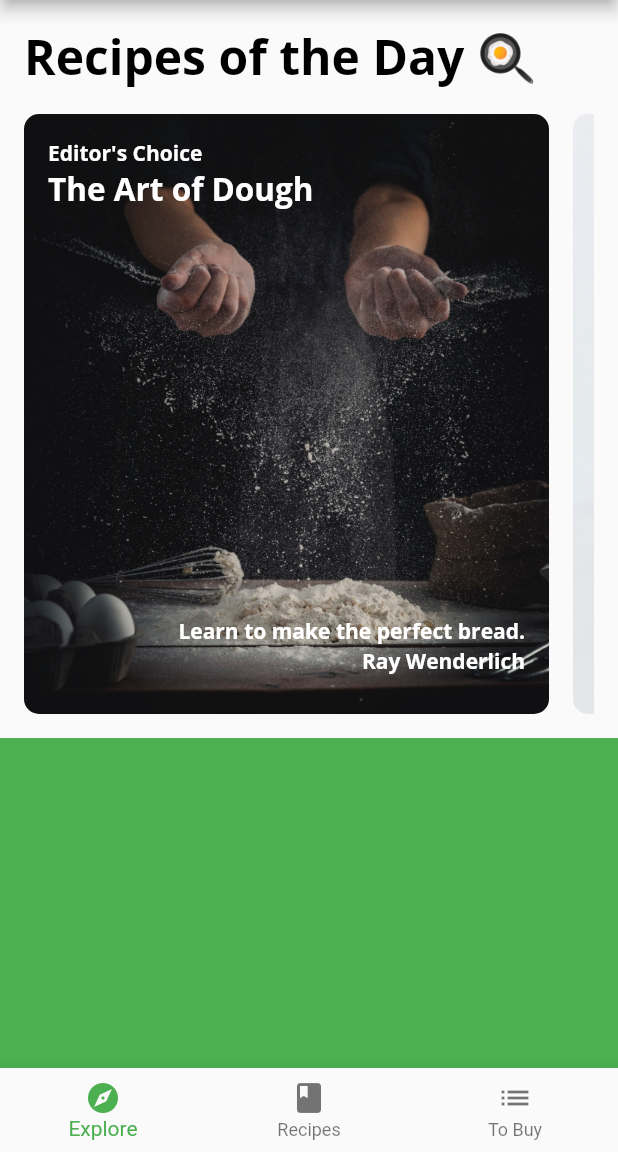
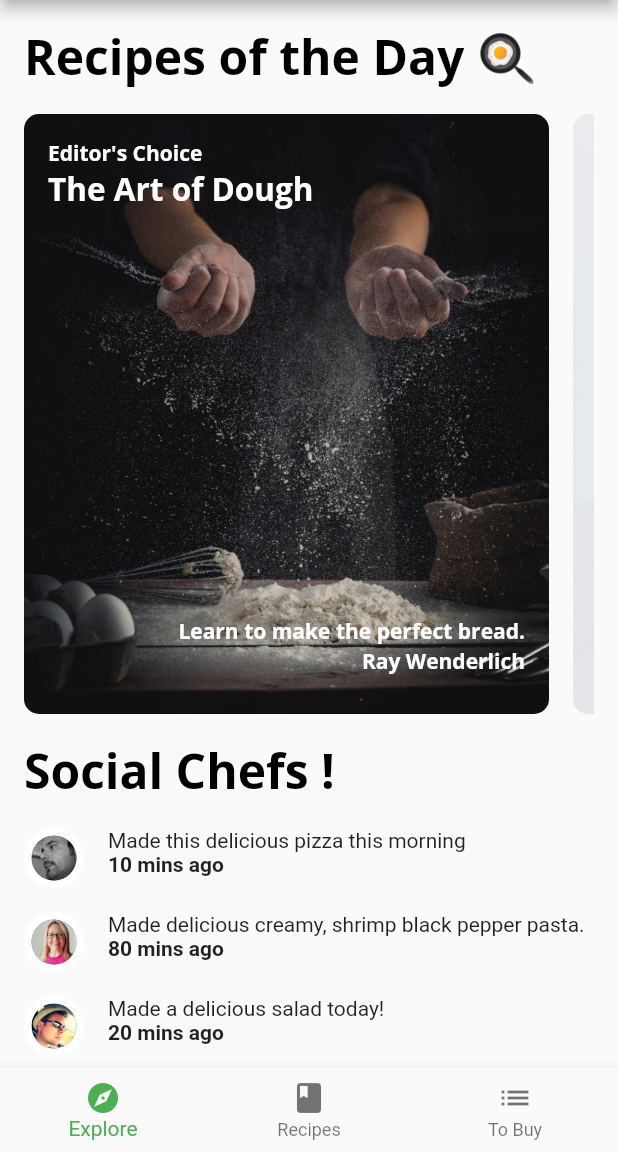
Before and after one commit to Miravicson/fooderlich-take-2, a Flutter app: the screen it shows after launch, on a phone screen of 412 x 824 dp, the part 84-1236 px from its top. Run offline on Flutter 3.47's test engine with Material 2 defaults, Android fonts, the phone set to English and light mode, and no system bars; our stand-ins replace google_fonts.

Commit message:
completed the friend_post_list_view.dart

```diff
--- a/lib/components/components.dart
+++ b/lib/components/components.dart
@@ -3,4 +3,6 @@ export 'card1.dart';
 export 'card2.dart';
 export 'card3.dart';
 export 'circle_image.dart';
+export 'friend_post_list_view.dart';
+export 'friend_post_tile.dart';
 export 'today_recipe_list_view.dart';
--- /dev/null
+++ b/lib/components/friend_post_list_view.dart
@@ -0,0 +1,46 @@
+import 'package:flutter/material.dart';
+import 'package:fooderlich/components/components.dart';
+import 'package:fooderlich/models/models.dart';
+
+class FriendPostListView extends StatelessWidget {
+  final List<Post> friendPosts;
+
+  const FriendPostListView({
+    super.key,
+    required this.friendPosts,
+  });
+
+  @override
+  Widget build(BuildContext context) {
+    return Padding(
+      padding: const EdgeInsets.only(
+        left: 16,
+        right: 16,
+        top: 0,
+      ),
+      child: Column(
+        crossAxisAlignment: CrossAxisAlignment.start,
+        children: [
+          Text('Social Chefs ! ',
+              style: Theme.of(context).textTheme.displayLarge),
+          const SizedBox(height: 16),
+          ListView.separated(
+            primary: false,
+            physics: const NeverScrollableScrollPhysics(),
+            shrinkWrap: true,
+            scrollDirection: Axis.vertical,
+            itemCount: friendPosts.length,
+            itemBuilder: (context, index) {
+              final post = friendPosts[index];
+              return FriendPostTile(post: post);
+            },
+            separatorBuilder: (context, index) {
+              return const SizedBox(height: 16);
+            },
+          ),
+          const SizedBox(height: 16),
+        ],
+      ),
+    );
+  }
+}
--- /dev/null
+++ b/lib/components/friend_post_tile.dart
@@ -0,0 +1,36 @@
+import 'package:flutter/material.dart';
+import 'package:fooderlich/components/circle_image.dart';
+import 'package:fooderlich/models/models.dart';
+
+class FriendPostTile extends StatelessWidget {
+  final Post post;
+
+  const FriendPostTile({super.key, required this.post});
+
+  @override
+  Widget build(BuildContext context) {
+    return Row(
+      crossAxisAlignment: CrossAxisAlignment.start,
+      mainAxisAlignment: MainAxisAlignment.start,
+      children: [
+        CircleImage(
+          imageProvider: AssetImage(post.profileImageUrl),
+          imageRadius: 20,
+        ),
+        const SizedBox(width: 16),
+        Expanded(
+          child: Column(
+            crossAxisAlignment: CrossAxisAlignment.start,
+            children: [
+              Text(post.comment),
+              Text(
+                '${post.timestamp} mins ago',
+                style: const TextStyle(fontWeight: FontWeight.w700),
+              ),
+            ],
+          ),
+        )
+      ],
+    );
+  }
+}
--- a/lib/screens/explore_screen.dart
+++ b/lib/screens/explore_screen.dart
@@ -23,10 +23,8 @@ class ExploreScreen extends StatelessWidget {
             const SizedBox(
               height: 16,
             ),
-            // TODO: Replace this with FriendPostListView
-            Container(
-              height: 400,
-              color: Colors.green,
+            FriendPostListView(
+              friendPosts: snapshot.data?.friendPosts ?? [],
             ),
           ],
         );
```
